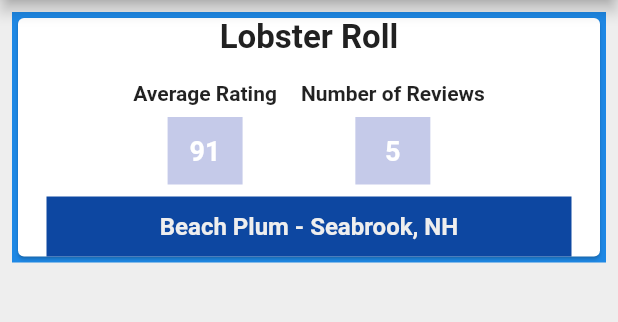
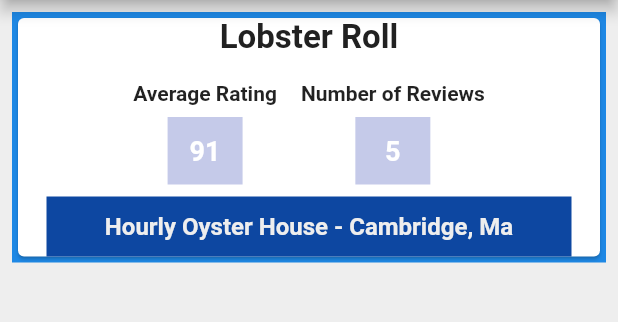
Before and after one commit to tericson1/foodee, a Flutter app: the screen it shows after launch, after a tap on "Lobster Roll", on a phone screen of 412 x 824 dp, the part 84-406 px from its top. Run offline on Flutter 3.47's test engine with Material 2 defaults, Android fonts, the phone set to English and light mode, and no system bars; our stand-ins replace cloud_firestore, firebase_analytics, get_it; accounts and stored records are empty; network calls fail.

Commit message:
new smallcard

```diff
--- a/lib/Smallcard.dart
+++ b/lib/Smallcard.dart
@@ -22,143 +22,76 @@ class Smallcard extends StatelessWidget {
   final String restaurant;
   final String location;
 
-// List<Smallcard> dishes (BuildContext context) => [
-//       Smallcard(
-//         foodimageurl: 'images/saltbagel.jpg',
-//         rating: "60",
-//         dishname: "dishname",
-//         restaurant: "restaurant",
-//         location: "test location",
-//       ),
-// ];
-
-//change class name
-//class AdvertisementItemWidget extends StatelessWidget {
-  //  const AdvertisementItemWidget({Key key, @required this.dish})
-  //: assert(dish != null),
-  // super(key: key);
-
-  // This height will allow for all the Card's content to fit comfortably within the card.
-
-  //final Smallcard dish;
-
   @override
   Widget build(BuildContext context) {
     return Container(
-      constraints: BoxConstraints.expand(height: 130, width: 500),
-      child: Stack(
-        alignment: Alignment.topCenter,
-        children: [
-          Positioned(
-            left: 0,
-            top: 10,
-            right: 0,
-            bottom: 0,
-            child: Container(
-              decoration: BoxDecoration(
-                color: AppColors.primaryBackground,
+      height: 140,
+      width: 500,
+      child: Card(
+        child: Row(
+          children: <Widget>[
+            Padding(
+              padding: const EdgeInsets.only(top: 2, bottom: 2, left: 10),
+              child: Column(
+                mainAxisAlignment: MainAxisAlignment.center,
+                children: <Widget>[
+                  ClipRRect(
+                    borderRadius: BorderRadius.circular(8.0),
+                    child: Image.asset(foodimageurl,
+                        height: 110.0, width: 125.0, fit: BoxFit.fill),
                   ),
-              //child: Container(child: Text("Box")),
+                ],
               ),
             ),
-          Positioned(
-            left: 0,
-            top: 10,
-            right: 0,
-            child: Row(
-              //crossAxisAlignment: CrossAxisAlignment.stretch,
-              children: [
-                Align(
-                  alignment: Alignment.topLeft,
-
-                  //Child 1 = Image
-
-                  child: Container(
-                    width: 175,
-                    height: 130,
-                    child: Image.asset(
-                      foodimageurl,
-                      fit: BoxFit.fill,
-                    ),
-                  ),
-                ),
-                Expanded(
-                  flex: 1,
-                  child: Align(
-                    alignment: Alignment.topCenter,
-                    child: Container(
-                      height: 130,
-                      width: 175,
-                      margin: EdgeInsets.only(left: 0, top: 0),
+            Container(
+              width: 215,
               child: Column(
-                        crossAxisAlignment: CrossAxisAlignment.stretch,
-                        children: [
-                          Align(
-                            alignment: Alignment.topCenter,
-                            child: Container(
-                              //height: 30,
-                              child: FlatButton(
-                                  child: Text(
-                                    dish,
-                                    textAlign: TextAlign.center,
+                //mainAxisAlignment: MainAxisAlignment.center,
+                crossAxisAlignment: CrossAxisAlignment.center,
+                children: <Widget>[
+                  FlatButton(
+                      padding: EdgeInsets.all(0),
+                      child: Text(dish,
                           style: TextStyle(
-                                      color: AppColors.secondaryText,
-                                      fontFamily: "Lato",
                               fontWeight: FontWeight.bold,
-                                      fontSize: 20,
-                                    ),
-                                  ),
+                              color: Colors.cyan[800],
+                              fontSize: 20)),
                       onPressed: () {
                         Navigator.push(
                             context,
                             MaterialPageRoute(
                                 builder: (context) => Dishhome(
                                       restaurant: restaurant,
+                                      location: location,
                                       dish: dish,
                                     )));
                       }),
+                  Container(
+                    height: 40,
+                    width: 40,
+                    decoration: BoxDecoration(
+                        color: Colors.blueGrey[200], shape: BoxShape.circle),
+                    child: Center(
+                      child: Text(rating,
+                          style: TextStyle(
+                              fontWeight: FontWeight.bold,
+                              color: Colors.white,
+                              fontSize: 18)),
                     ),
                   ),
-                          //child 2 = descripion
-                          Container(
-                            // margin: EdgeInsets.only(top: 5),
-                            child: Text(
-                              rating,
-                              textAlign: TextAlign.center,
+                  Text(restaurant,
                       style: TextStyle(
-                                color: AppColors.primaryText,
-                                fontFamily: "Lato",
                           fontWeight: FontWeight.bold,
-                                fontSize: 18,
-                              ),
-                            ),
-                          ),
-                          Container(
-                            child: FlatButton(
-                                child: Text(restaurant + ' - ' + location,
-                                    textAlign: TextAlign.center,
-                                    style: TextStyle(
-                                        color: Colors.grey[900], fontSize: 16)),
-                                onPressed: () {
-                                  Navigator.push(
-                                      context,
-                                      MaterialPageRoute(
-                                          builder: (context) => Restauranthome(
-                                                restaurant: restaurant,
-                                                location: location,
-                                              )));
-                                }),
-                          ),
+                          color: Colors.grey[800],
+                          fontSize: 16)),
+                  Text(location,
+                      style: TextStyle(color: Colors.grey[800], fontSize: 16)),
                 ],
-                      ),
-                    ),
               ),
             ),
           ],
         ),
       ),
-        ],
-      ),
     );
   }
 }
--- a/lib/tabs/first.dart
+++ b/lib/tabs/first.dart
@@ -30,29 +30,29 @@ class FirstTab extends StatelessWidget {
             ),
             Container(
               child: Smallcard(
-                foodimageurl: 'images/scallopplatter.png',
+                foodimageurl: 'images/kimchi.jpg',
                 rating: "96",
-                dish: "Fried Scallops",
-                restaurant: "Petey's",
-                location: "Rye, NH",
+                dish: "Kimchi Ramen",
+                restaurant: "Sapporo",
+                location: "Cambridge, Ma",
               ),
             ),
             Container(
               child: Smallcard(
-                foodimageurl: 'images/lobsterroll.jpg',
+                foodimageurl: 'images/lobstercacio.jpg',
                 rating: "95",
-                dish: "Lobster Roll",
-                restaurant: "Beach Plum",
-                location: "North Hampton, NH",
+                dish: "Lobster Cacio E Pepe",
+                restaurant: "Waypoint",
+                location: "Cambridge, Ma",
               ),
             ),
             Container(
               child: Smallcard(
-                foodimageurl: 'images/saltbagel.jpg',
+                foodimageurl: 'images/lobsterhourly.jpg',
                 rating: "90",
-                dish: "Salt Bagel",
-                restaurant: "Best Bagel",
-                location: "Seabrook, NH",
+                dish: "Lobster Roll",
+                restaurant: "Hourly Oyster House",
+                location: "Cambridge, Ma",
               ),
             ),
             Container(
--- a/lib/tabs/third.dart
+++ b/lib/tabs/third.dart
@@ -69,13 +69,16 @@ class ThirdTab extends StatelessWidget {
                     location: "Hampton, Nh",
                   ),
                 ),
-                Container(
+                Padding(
+                  padding: const EdgeInsets.all(8.0),
+                  child: Container(
                     child: Smallcard(
                       foodimageurl: 'images/tacos.jpg',
                       rating: "96",
                       dish: "Chicken Taco's",
                       restaurant: "Burrito Loco",
                       location: "Hampton, NH",
+                    ),
                   ),
                 ),
 
--- a/lib/views/dishhome.dart
+++ b/lib/views/dishhome.dart
@@ -90,7 +90,7 @@ class Dishhome extends StatelessWidget {
                       height: 40,
                       color: Colors.blue[900],
                       child: FlatButton(
-                          child: Text(restaurant + " - Seabrook, NH",
+                          child: Text(restaurant + " - " + location,
                               style: TextStyle(
                                   color: Colors.grey[200],
                                   fontWeight: FontWeight.bold,
```
Also changed, not shown: lib/Smallcardold.dart (added, +164 -0 lines), lib/tabs/fourth.dart (+14 -2 lines), images/kimchi.jpg (added), images/lobstercacio.jpg (added), images/lobsterhourly.jpg (added). Lines whose indentation alone changed are shown as unchanged.
